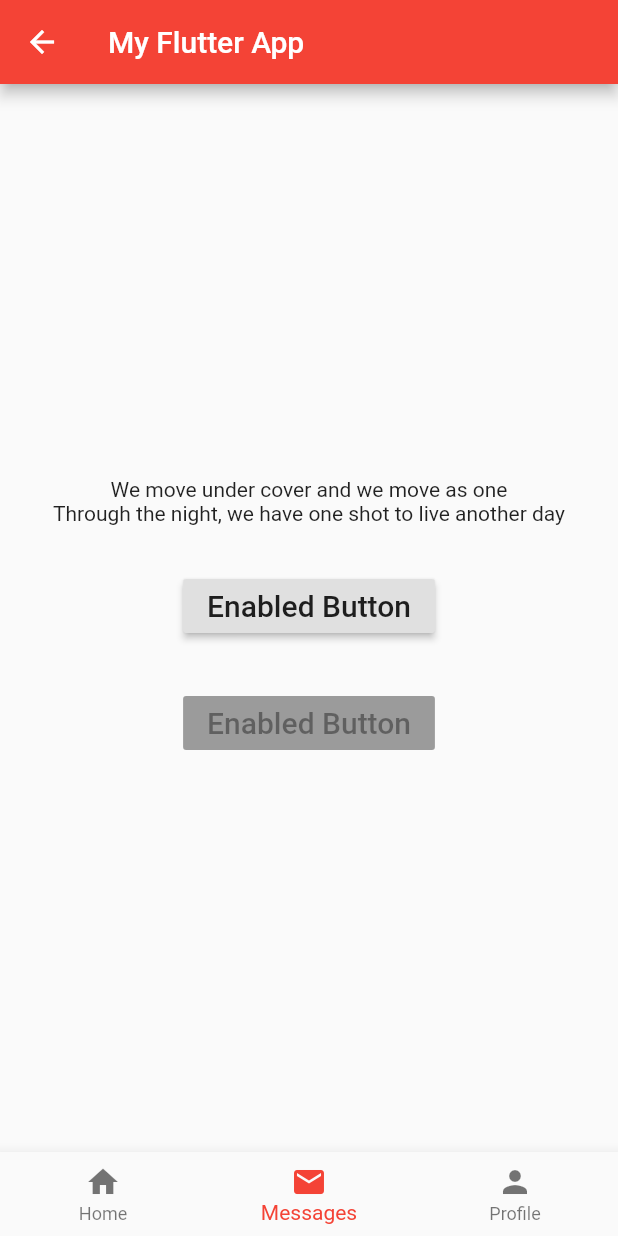
After one commit to augustosalazar/F_202010_Basics, a Flutter app: the StatelessHome screen opened directly, item 2 of the bottom bar chosen, after a tap on "Enabled Button", on a phone screen of 412 x 824 dp. The commit adds this screen. Run offline on Flutter 3.47's test engine with Material 2 defaults, Android fonts, the phone set to English and light mode, and no system bars.

Commit message:
more widgets

```diff
--- a/lib/main.dart
+++ b/lib/main.dart
@@ -1,9 +1,13 @@
+import 'package:f_simple_button/screens/basichome.dart';
+import 'package:f_simple_button/screens/dialoghome.dart';
+import 'package:f_simple_button/screens/stateless_home.dart';
 import 'package:flutter/material.dart';
-import 'myhomepage.dart';
-import 'singletext.dart';
-import 'basichome.dart';
+
+
+
 //https://itsallwidgets.com/chat-gui
 //https://github.com/ricken07/flutter_challenge_chat_ui
+//https://flutter.dev/docs/development/ui/widgets/material#Buttons
 void main() => runApp(MyApp());
 
 class MyApp extends StatelessWidget {
@@ -15,7 +19,9 @@ class MyApp extends StatelessWidget {
         primarySwatch: Colors.red,
         accentColor: Color(0xFFFEF9EB),
       ),
-      home:  BasicHome( title: "Home title"),
+      //home:  BasicHome( title: "Home title"),
+      //home: StatelessHome(),
+      home: DialogHome(),
     );
   }
 }
--- /dev/null
+++ b/lib/screens/stateless_home.dart
@@ -0,0 +1,54 @@
+import 'package:f_simple_button/widgets/basic_button_text.dart';
+import 'package:f_simple_button/widgets/placeholder_widget.dart';
+import 'package:f_simple_button/widgets/singletext.dart';
+import 'package:flutter/material.dart';
+
+class StatelessHome extends StatefulWidget {
+  @override
+  _StatelessHomeState createState() => _StatelessHomeState();
+}
+
+class _StatelessHomeState extends State<StatelessHome> {
+  int _currentIndex = 0;
+  final List<Widget> _children = [
+   SingleText(theText : "El parametro"),
+   BasicButtonText(),
+   PlaceholderWidget(Colors.green)
+ ];
+
+  @override
+  Widget build(BuildContext context) {
+return Scaffold(
+     appBar: AppBar(
+       title: Text('My Flutter App'),
+     ),
+
+      body: _children[_currentIndex], // new
+
+     bottomNavigationBar: BottomNavigationBar(
+       onTap: onTabTapped, // new
+       currentIndex: _currentIndex, // new
+       items: [
+         BottomNavigationBarItem(
+           icon: new Icon(Icons.home),
+           title: new Text('Home'),
+         ),
+         BottomNavigationBarItem(
+           icon: new Icon(Icons.mail),
+           title: new Text('Messages'),
+         ),
+         BottomNavigationBarItem(
+           icon: Icon(Icons.person),
+           title: Text('Profile')
+         )
+       ],
+     ),
+   );
+  }
+
+  void onTabTapped(int index) {
+   setState(() {
+     _currentIndex = index;
+   });
+ }
+}
--- /dev/null
+++ b/lib/widgets/basic_button_text.dart
@@ -0,0 +1,43 @@
+import 'dart:io';
+
+import 'package:flutter/material.dart';
+import 'dart:developer' as developer;
+
+class BasicButtonText extends StatelessWidget {
+  @override
+  Widget build(BuildContext context) {
+    return Container(
+      child:
+          Center(
+            child: Column(
+              crossAxisAlignment: CrossAxisAlignment.center,
+              mainAxisSize: MainAxisSize.min,
+              children: <Widget>[
+                Text('We move under cover and we move as one'),
+                Text('Through the night, we have one shot to live another day'),
+                const SizedBox(height: 30),
+                RaisedButton(
+                  onPressed: () {
+                     developer.log('log me', name: 'my.app.category');
+                  },
+                  child: const Text('Enabled Button',style: TextStyle(fontSize: 20)
+                  ),
+                ),
+                const SizedBox(height: 30),
+                RaisedButton(
+                  onPressed: null,
+                  child: const Text('Enabled Button',style: TextStyle(fontSize: 20)
+                  ),
+                ),
+                ],
+                ),
+          )
+          );
+  }
+
+  void onTabTapped() {
+
+
+ }
+
+}
--- /dev/null
+++ b/lib/widgets/singletext.dart
@@ -0,0 +1,50 @@
+import 'package:flutter/material.dart';
+
+class SingleText extends StatelessWidget {
+  SingleText({this.theText});
+
+  final String theText;
+
+  @override
+  Widget build(BuildContext context) {
+
+    // return Text(
+    //         '$theText',
+    //         textAlign: TextAlign.center,
+    //         style: TextStyle(fontWeight: FontWeight.bold, backgroundColor: Colors.blue)
+    // );
+
+    return Center(
+      child: Text(
+              '$theText',
+              textAlign: TextAlign.center,
+              style: TextStyle(fontWeight: FontWeight.bold, backgroundColor: Colors.blueGrey, fontSize: 30)
+      ),
+    );
+
+    // return Container(
+    //   height: 45,
+    //   color: Colors.black,
+    //   child: Center(
+    //     child: Text(
+    //         ''$theText',
+    //         style: TextStyle(color: Colors.white, backgroundColor: Colors.blue),
+    //     ),
+    //   ),
+    // );
+
+    // return Container(
+    //   height: 45,  //without it will take all space
+    //   padding: EdgeInsets.all(8.0),
+    //   margin: EdgeInsets.all(8.0),
+    //   color: Colors.black,
+    //   alignment: Alignment.center,
+    //   child:  Text(
+    //         '$theText',
+    //         style: TextStyle(color: Colors.white, backgroundColor: Colors.blue),
+    //     ),
+    // );
+
+  }
+
+}
```
Also changed, not shown: lib/crosslayout.dart (deleted, +0 -38 lines), lib/screens/basichome.dart (renamed from lib/basichome.dart, +6 -8 lines), lib/screens/dialoghome.dart (added, +174 -0 lines), lib/singletext.dart (deleted, +0 -12 lines), lib/widgets/basic_stateful.dart (added, +18 -0 lines), lib/widgets/basic_stateless.dart (added, +12 -0 lines), lib/widgets/placeholder_widget.dart (added, +14 -0 lines), lib/layout_examples/column_layout.dart (renamed from lib/columnLayout.dart), lib/layout_examples/row_layout.dart (renamed from lib/rowlayout.dart), lib/screens/myhomepage.dart (renamed from lib/myhomepage.dart), lib/widgets/my_container.dart (added).
